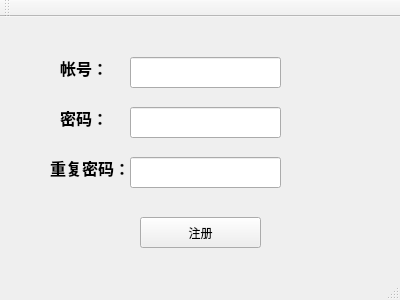
Old version of the form client/project/ui/registerwindow.ui in the repository face2wind/rabbitChat.
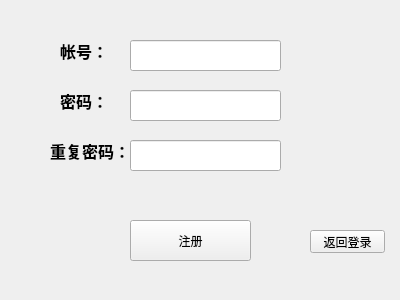
New version of the form.

Commit message: 完善登录流程，开始写主窗口（好友列表）

```diff
--- a/client/project/ui/registerwindow.ui
+++ b/client/project/ui/registerwindow.ui
@@ -17,10 +17,10 @@
    <widget class="QPushButton" name="login_btn">
     <property name="geometry">
      <rect>
-      <x>140</x>
-      <y>200</y>
+      <x>130</x>
+      <y>220</y>
       <width>121</width>
-      <height>31</height>
+      <height>41</height>
      </rect>
     </property>
     <property name="text">
@@ -123,26 +123,42 @@
      <string>重复密码：</string>
     </property>
    </widget>
+   <widget class="QPushButton" name="return_login">
+    <property name="geometry">
+     <rect>
+      <x>310</x>
+      <y>230</y>
+      <width>75</width>
+      <height>23</height>
+     </rect>
+    </property>
+    <property name="text">
+     <string>返回登录</string>
+    </property>
+   </widget>
+   <widget class="QLabel" name="error_msg_text">
+    <property name="geometry">
+     <rect>
+      <x>60</x>
+      <y>185</y>
+      <width>301</width>
+      <height>21</height>
+     </rect>
+    </property>
+    <property name="font">
+     <font>
+      <weight>75</weight>
+      <bold>true</bold>
+     </font>
+    </property>
+    <property name="text">
+     <string/>
+    </property>
+    <property name="alignment">
+     <set>Qt::AlignCenter</set>
+    </property>
+   </widget>
   </widget>
-  <widget class="QMenuBar" name="menuBar">
-   <property name="geometry">
-    <rect>
-     <x>0</x>
-     <y>0</y>
-     <width>400</width>
-     <height>23</height>
-    </rect>
-   </property>
-  </widget>
-  <widget class="QToolBar" name="mainToolBar">
-   <attribute name="toolBarArea">
-    <enum>TopToolBarArea</enum>
-   </attribute>
-   <attribute name="toolBarBreak">
-    <bool>false</bool>
-   </attribute>
-  </widget>
-  <widget class="QStatusBar" name="statusBar"/>
  </widget>
  <layoutdefault spacing="6" margin="11"/>
  <resources/>
```
The commit also changes 18 other files.
